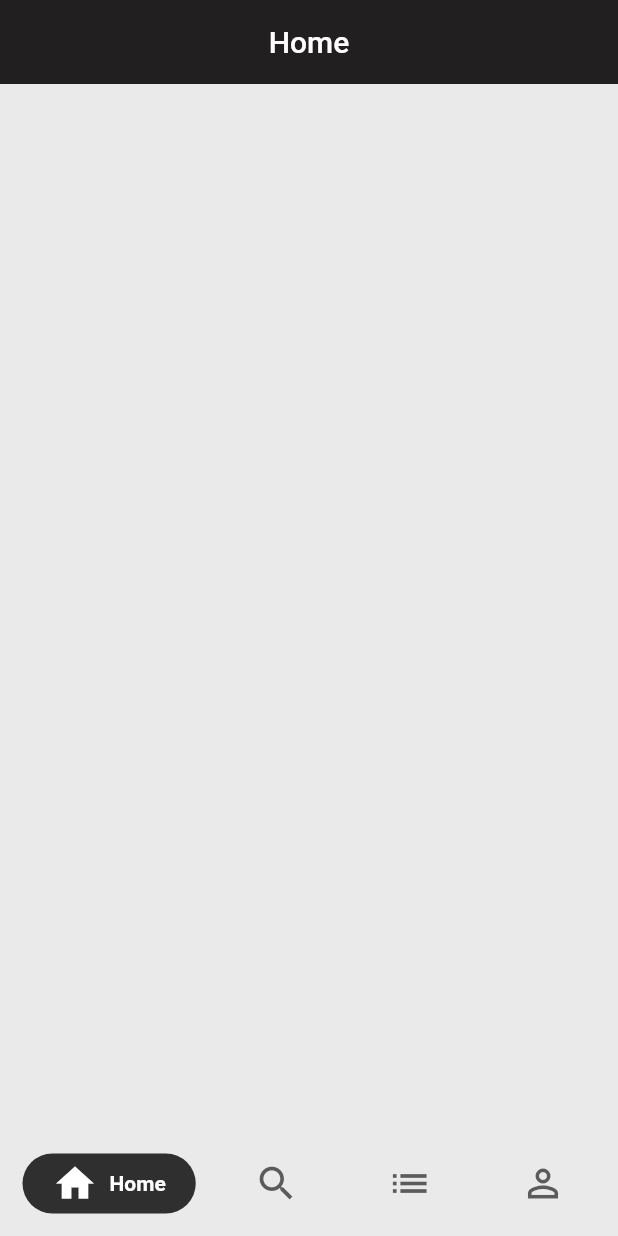
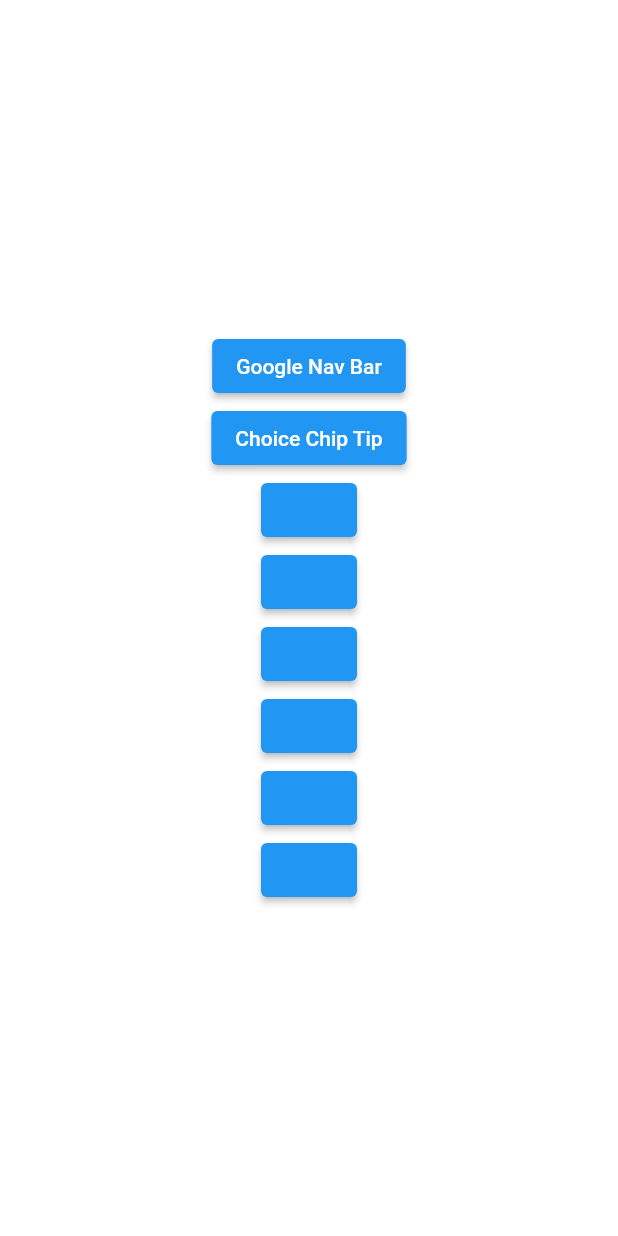
Before and after one commit to paxFortuna/UI-Complex-Widgets, a Flutter app: the screen it shows after launch, on a phone screen of 412 x 824 dp. Run offline on Flutter 3.47's test engine with Material 2 defaults, Android fonts, the phone set to English and light mode, and no system bars; drawn by our look-alikes of google_nav_bar.

Commit message:
feat: choice_chip_selector

```diff
--- a/lib/main.dart
+++ b/lib/main.dart
@@ -1,4 +1,5 @@
 import 'package:flutter/material.dart';
+import 'package:ui_complex_widget/routes.dart';
 import 'package:ui_complex_widget/src/bottom_bar.dart';
 
 void main() {
@@ -12,7 +13,7 @@
   @override
   Widget build(BuildContext context) {
     return MaterialApp(
-      home: BottomBar(),
+      home: Routes(),
     );
   }
 }
--- /dev/null
+++ b/lib/routes.dart
@@ -0,0 +1,38 @@
+import 'package:flutter/material.dart';
+import 'package:ui_complex_widget/src/choice_chip_selector.dart';
+import 'package:ui_complex_widget/src/pages/home_page.dart';
+
+import 'src/bottom_bar.dart';
+
+class Routes extends StatelessWidget {
+  const Routes({Key? key}) : super(key: key);
+
+  @override
+  Widget build(BuildContext context) {
+    return Center(
+      child: Column(
+        mainAxisAlignment: MainAxisAlignment.center,
+        children: [
+          ElevatedButton(onPressed: (){
+            Navigator.push(
+              context,
+              MaterialPageRoute(builder:(context) => BottomBar()),
+            );
+          }, child: Text('Google Nav Bar'),),
+          ElevatedButton(onPressed: (){
+            Navigator.push(
+              context,
+              MaterialPageRoute(builder:(context) => ChoiceChipSelector()),
+            );
+          }, child: Text('Choice Chip Tip'),),
+          ElevatedButton(onPressed: (){}, child: Text(''),),
+          ElevatedButton(onPressed: (){}, child: Text(''),),
+          ElevatedButton(onPressed: (){}, child: Text(''),),
+          ElevatedButton(onPressed: (){}, child: Text(''),),
+          ElevatedButton(onPressed: (){}, child: Text(''),),
+          ElevatedButton(onPressed: (){}, child: Text(''),),
+        ],
+      ),
+    );
+  }
+}
```
Also changed, not shown: lib/src/choice_chip_selector.dart (added, +47 -0 lines), lib/src/image_slider.dart (added, +15 -0 lines).
